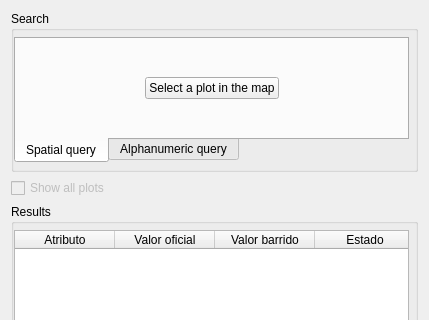
Qt form asistente_ladm_col/ui/change_detection/changes_per_parcel_panel_widget.ui (SwissTierrasColombia/Asistente-LADM-COL) before a commit; both pictures show x 0 to 429 and y 0 to 320 of the 429 by 625 pixel window.
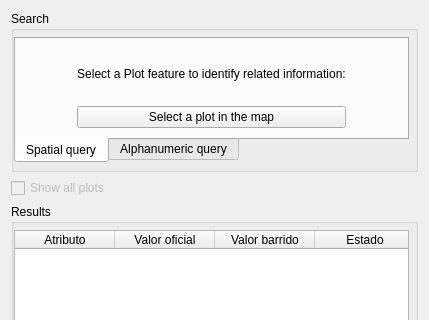
The same form after that commit. The open tabs and pages were chosen to show the change. Custom widgets are drawn as their Qt base class.

Commit message: Add spatial query in change detection.

```diff
--- a/asistente_ladm_col/ui/change_detection/changes_per_parcel_panel_widget.ui
+++ b/asistente_ladm_col/ui/change_detection/changes_per_parcel_panel_widget.ui
@@ -57,7 +57,7 @@
           <string>Spatial query</string>
          </attribute>
          <layout class="QGridLayout" name="gridLayout_5">
-          <item row="0" column="1">
+          <item row="1" column="1">
            <widget class="QPushButton" name="btn_identify_plot">
             <property name="text">
              <string>Select a plot in the map</string>
@@ -67,7 +67,7 @@
             </property>
            </widget>
           </item>
-          <item row="0" column="0">
+          <item row="1" column="0">
            <spacer name="horizontalSpacer_2">
             <property name="orientation">
              <enum>Qt::Horizontal</enum>
@@ -80,7 +80,7 @@
             </property>
            </spacer>
           </item>
-          <item row="0" column="2">
+          <item row="1" column="2">
            <spacer name="horizontalSpacer_3">
             <property name="orientation">
              <enum>Qt::Horizontal</enum>
@@ -93,6 +93,16 @@
             </property>
            </spacer>
           </item>
+          <item row="0" column="1">
+           <widget class="QLabel" name="label_2">
+            <property name="text">
+             <string>Select a Plot feature to identify related information:</string>
+            </property>
+            <property name="alignment">
+             <set>Qt::AlignCenter</set>
+            </property>
+           </widget>
+          </item>
          </layout>
         </widget>
         <widget class="QWidget" name="tab_plot_survey">
```
Left out of the diff: 2 changed lines with no effect on the pictures. The commit also changes 2 other files.
